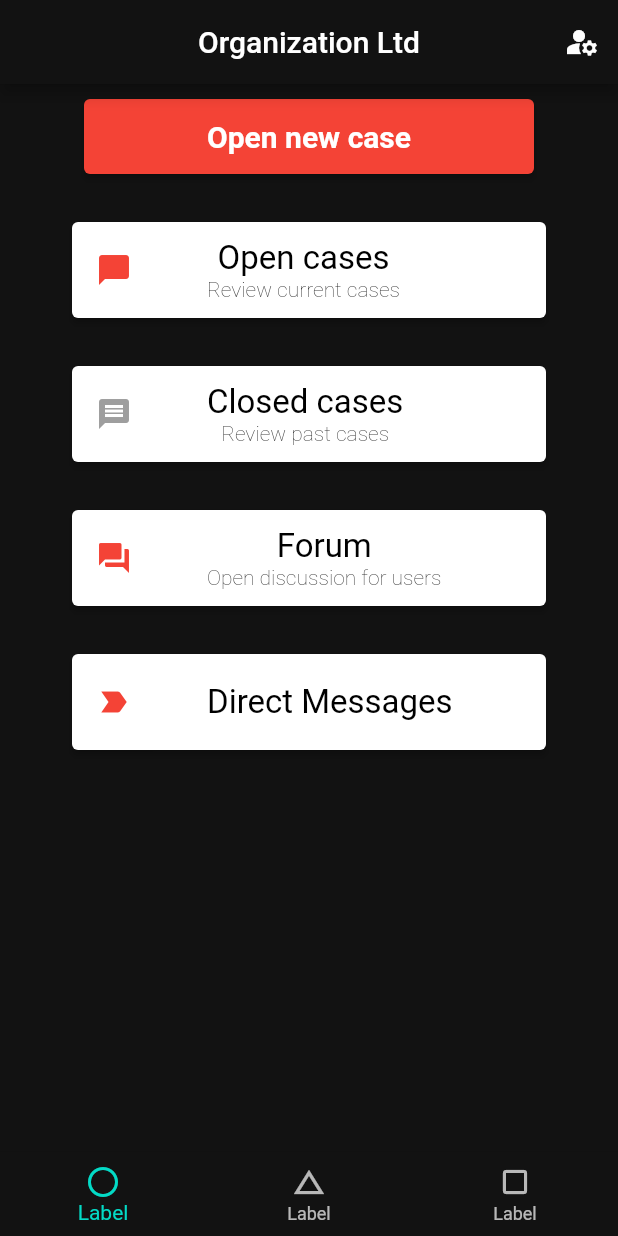
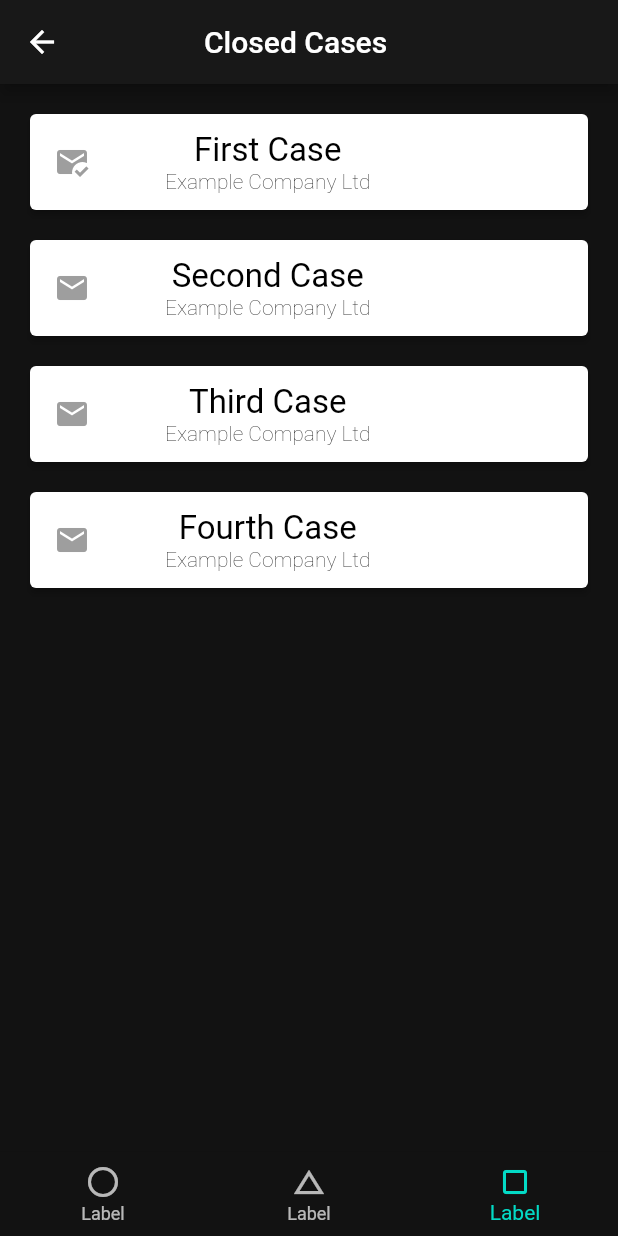
Before and after one commit to Vastamaki88/UI-final-project, a Flutter app: the MessagesView screen opened directly, after a tap on "Closed cases", on a phone screen of 412 x 824 dp. Run offline on Flutter 3.47's test engine with Material 2 defaults, Android fonts, the phone set to English and light mode, and no system bars; our stand-ins replace email_validator.

Commit message:
Added closed cases

```diff
--- /dev/null
+++ b/final_project/lib/ClosedCases.dart
@@ -0,0 +1,266 @@
+
+import 'package:final_project/ExampleCase.dart';
+import 'package:final_project/LoginView.dart';
+import 'package:flutter/material.dart';
+import 'MessagesView.dart';
+import 'LoginView.dart';
+
+
+class ClosedCases extends StatefulWidget {
+  const ClosedCases({Key? key, required this.title}) : super(key: key);
+  final String title;
+
+  @override
+  State<ClosedCases> createState() => _ClosedCasesState();
+}
+
+class _ClosedCasesState extends State<ClosedCases> {
+
+  @override
+  Widget build(BuildContext context) {
+    return Scaffold(
+        backgroundColor: Theme.of(context).colorScheme.background,
+        bottomNavigationBar: BottomNavigationBar(
+            backgroundColor: Theme.of(context).colorScheme.background,
+            currentIndex: 2,
+            items: const [
+              BottomNavigationBarItem(
+                icon: Icon(Icons.radio_button_unchecked),
+                label: 'Label',
+              ),
+              BottomNavigationBarItem(
+                icon: Icon(Icons.change_history),
+                label: 'Label',
+              ),
+              BottomNavigationBarItem(
+                icon: Icon(Icons.crop_square),
+                label: 'Label',
+              ),
+            ]
+        ),
+        appBar: AppBar(title: const Padding(
+          padding: EdgeInsets.fromLTRB(64,0,64,0),
+          child: Text("Closed Cases"),
+        ),
+        ),
+        body:
+        //beginning of case cards UI
+        Column(
+          children: [
+            Padding(
+              padding: EdgeInsets.fromLTRB(20,20,20,0),
+              child: ElevatedButton(
+                onPressed: () {
+                  Navigator.push(
+                    context,
+                    MaterialPageRoute(
+                      builder: (context) =>
+                      const ExampleCase(),
+                    ),
+                  );
+                },
+                style: ElevatedButton.styleFrom(
+                    primary: Colors.white,
+                    minimumSize: Size(300, 64),
+                    textStyle: const TextStyle(fontSize: 20)
+
+                ),
+                child: Row(
+                  mainAxisAlignment: MainAxisAlignment.start,
+                  children: <Widget>[const Icon(
+                    Icons.mark_email_read,
+                    color: Colors.grey,
+                    size: 24.0,
+                    semanticLabel: 'Text to announce in accessibility modes',
+                  ),
+                    const SizedBox(
+                      width: 50,
+                    ),
+                    Column(
+                      children: const [
+                        Text(
+                          'First Case',
+                          style: TextStyle(
+                            color: Colors.black,
+                            fontWeight: FontWeight.normal,
+                            fontSize: 22,
+                          ),
+                        ),
+                        Text(
+                          'Example Company Ltd',
+                          style: TextStyle(
+                            color: Colors.black,
+                            fontWeight: FontWeight.w200,
+                            fontSize: 14,
+                          ),
+                        ),
+                      ],
+                    ),
+                  ],
+                ),
+              ),
+            ),
+            Padding(
+              padding: EdgeInsets.fromLTRB(20,20,20,0),
+              child: ElevatedButton(
+                onPressed: () {
+                  Navigator.push(
+                    context,
+                    MaterialPageRoute(
+                      builder: (context) =>
+                      const ExampleCase(),
+                    ),
+                  );
+                },
+                style: ElevatedButton.styleFrom(
+                    primary: Colors.white,
+                    minimumSize: Size(300, 64),
+                    textStyle: const TextStyle(fontSize: 20)
+
+                ),
+                child: Row(
+                  mainAxisAlignment: MainAxisAlignment.start,
+                  children: <Widget>[const Icon(
+                    Icons.mail,
+                    color: Colors.grey,
+                    size: 24.0,
+                    semanticLabel: 'Text to announce in accessibility modes',
+                  ),
+                    const SizedBox(
+                      width: 50,
+                    ),
+                    Column(
+                      children: const [
+                        Text(
+                          'Second Case',
+                          style: TextStyle(
+                            color: Colors.black,
+                            fontWeight: FontWeight.normal,
+                            fontSize: 22,
+                          ),
+                        ),
+                        Text(
+                          'Example Company Ltd',
+                          style: TextStyle(
+                            color: Colors.black,
+                            fontWeight: FontWeight.w200,
+                            fontSize: 14,
+                          ),
+                        ),
+                      ],
+                    ),
+                  ],
+                ),
+              ),
+            ),
+            Padding(
+              padding: EdgeInsets.fromLTRB(20,20,20,0),
+              child: ElevatedButton(
+                onPressed: () {
+                  Navigator.push(
+                    context,
+                    MaterialPageRoute(
+                      builder: (context) =>
+                      const ExampleCase(),
+                    ),
+                  );
+                },
+                style: ElevatedButton.styleFrom(
+                    primary: Colors.white,
+                    minimumSize: Size(300, 64),
+                    textStyle: const TextStyle(fontSize: 20)
+
+                ),
+                child: Row(
+                  mainAxisAlignment: MainAxisAlignment.start,
+                  children: <Widget>[Icon(
+                    Icons.mail,
+                    color: Colors.grey,
+                    size: 24.0,
+                    semanticLabel: 'Text to announce in accessibility modes',
+                  ),
+                    const SizedBox(
+                      width: 50,
+                    ),
+                    Column(
+                      children: const [
+                        Text(
+                          'Third Case',
+                          style: TextStyle(
+                            color: Colors.black,
+                            fontWeight: FontWeight.normal,
+                            fontSize: 22,
+                          ),
+                        ),
+                        Text(
+                          'Example Company Ltd',
+                          style: TextStyle(
+                            color: Colors.black,
+                            fontWeight: FontWeight.w200,
+                            fontSize: 14,
+                          ),
+                        ),
+                      ],
+                    ),
+                  ],
+                ),
+              ),
+            ),
+            Padding(
+              padding: EdgeInsets.fromLTRB(20,20,20,0),
+              child: ElevatedButton(
+                onPressed: () {
+                  Navigator.push(
+                    context,
+                    MaterialPageRoute(
+                      builder: (context) =>
+                      const ExampleCase(),
+                    ),
+                  );
+                },
+                style: ElevatedButton.styleFrom(
+                    primary: Colors.white,
+                    minimumSize: Size(300, 64),
+                    textStyle: const TextStyle(fontSize: 20)
+
+                ),
+                child: Row(
+                  mainAxisAlignment: MainAxisAlignment.start,
+                  children: <Widget>[const Icon(
+                    Icons.mail,
+                    color: Colors.grey,
+                    size: 24.0,
+                    semanticLabel: 'Text to announce in accessibility modes',
+                  ),
+                    const SizedBox(
+                      width: 50,
+                    ),
+                    Column(
+                      children: const [
+                        Text(
+                          'Fourth Case',
+                          style: TextStyle(
+                            color: Colors.black,
+                            fontWeight: FontWeight.normal,
+                            fontSize: 22,
+                          ),
+                        ),
+                        Text(
+                          'Example Company Ltd',
+                          style: TextStyle(
+                            color: Colors.black,
+                            fontWeight: FontWeight.w200,
+                            fontSize: 14,
+                          ),
+                        ),
+                      ],
+                    ),
+                  ],
+                ),
+              ),
+            ),
+          ],
+        )
+    );
+  }
+}
--- a/final_project/lib/MessagesView.dart
+++ b/final_project/lib/MessagesView.dart
@@ -1,4 +1,5 @@
 
+import 'package:final_project/ClosedCases.dart';
 import 'package:final_project/CurrentCases.dart';
 import 'package:final_project/LoginView.dart';
 import 'package:final_project/OpenNewCase.dart';
@@ -132,12 +133,19 @@ class _MessagesViewState extends State<MessagesView> {
             Padding(
               padding: EdgeInsets.fromLTRB(pL,pT,pR,pB),
               child: ElevatedButton(
-                onPressed: () {},
+                onPressed: () {
+                  Navigator.push(
+                    context,
+                    MaterialPageRoute(
+                      builder: (context) =>
+                      const ClosedCases(title: 'Closed Cases UI'),
+                    ),
+                  );
+                },
                 style: ElevatedButton.styleFrom(
                     primary: Colors.white,
                     minimumSize: Size(300, 64),
                     textStyle: const TextStyle(fontSize: 20)
-
                 ),
                 child: Row(
                   mainAxisAlignment: MainAxisAlignment.start,
@@ -287,7 +295,7 @@ AppBar buildAppBar(BuildContext context) {
           ),
         );
       },
-          icon: const Icon(Icons.manage_accounts),),
+          icon: const Icon(Icons.supervisor_account), color: Colors.white70,),
     ],
   );
 }
```
